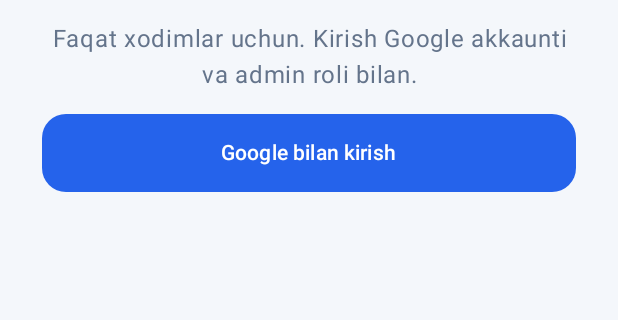
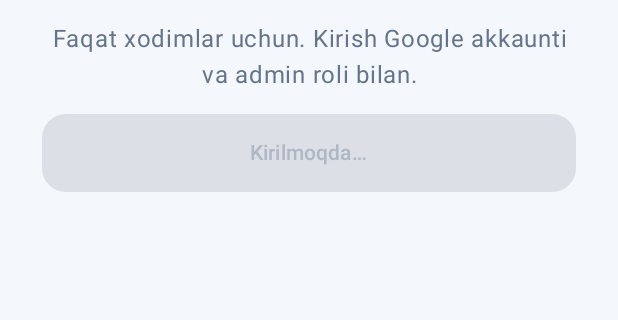
Before and after one commit to Bekdiyordev/Track14, an Android app built with Jetpack Compose: the composable LoginScreen shown on its own in the app's theme, after a tap on "Google bilan kirish", on a phone screen of 412 x 824 dp, the part 549-869 px from its top. Run offline under Robolectric (Android 15) with nearby library versions, the phone set to English and light mode, and no system bars; our stand-ins replace Firebase (no records; nobody signed in at launch, a user with empty details on screens opened directly); 1 statement that could not run was skipped.

Commit message:
Configure Firebase apps and fix Android QA issues

```diff
--- a/admin/src/main/java/uz/beko404/track14/admin/ui/AdminRoot.kt
+++ b/admin/src/main/java/uz/beko404/track14/admin/ui/AdminRoot.kt
@@ -24,6 +24,9 @@ import androidx.compose.material3.Scaffold
 import androidx.compose.material3.Text
 import androidx.compose.runtime.Composable
 import androidx.compose.runtime.getValue
+import androidx.compose.runtime.setValue
+import androidx.compose.runtime.remember
+import androidx.compose.runtime.mutableStateOf
 import androidx.compose.runtime.rememberCoroutineScope
 import androidx.compose.ui.Alignment
 import androidx.compose.ui.Modifier
@@ -47,6 +50,7 @@ import com.google.firebase.auth.FirebaseAuth
 import kotlinx.coroutines.launch
 import uz.beko404.track14.admin.R
 import uz.beko404.track14.admin.core.signInWithGoogle
+import uz.beko404.track14.admin.core.GoogleSignInResult
 import uz.beko404.track14.admin.feature.ARG_ID
 import uz.beko404.track14.admin.feature.AdminSession
 import uz.beko404.track14.admin.feature.AppDetailScreen
@@ -96,14 +100,32 @@ private fun LoginScreen(onSignedIn: () -> Unit) {
     val context = LocalContext.current
     val webClientId = stringResource(R.string.google_web_client_id)
     val scope = rememberCoroutineScope()
+    var signingIn by remember { mutableStateOf(false) }
+    var error by remember { mutableStateOf<String?>(null) }
     Centered {
         Text("Track14 Admin", style = MaterialTheme.typography.headlineMedium, fontWeight = FontWeight.ExtraBold)
         Text("Faqat xodimlar uchun. Kirish Google akkaunti va admin roli bilan.", color = MaterialTheme.colorScheme.onSurfaceVariant, textAlign = TextAlign.Center)
         Button(
-            onClick = { scope.launch { if (signInWithGoogle(context, webClientId, FirebaseAuth.getInstance())) onSignedIn() } },
+            onClick = {
+                scope.launch {
+                    signingIn = true
+                    error = null
+                    try {
+                        when (val result = signInWithGoogle(context, webClientId, FirebaseAuth.getInstance())) {
+                            GoogleSignInResult.SignedIn -> onSignedIn()
+                            GoogleSignInResult.Cancelled -> Unit
+                            is GoogleSignInResult.Failed -> error = result.message
+                        }
+                    } finally {
+                        signingIn = false
+                    }
+                }
+            },
+            enabled = !signingIn,
             modifier = Modifier.fillMaxWidth().height(52.dp),
             shape = RoundedCornerShape(16.dp),
-        ) { Text("Google bilan kirish") }
+        ) { Text(if (signingIn) "Kirilmoqda…" else "Google bilan kirish") }
+        error?.let { Text(it, color = MaterialTheme.colorScheme.error, textAlign = TextAlign.Center) }
     }
 }
 
--- a/admin/src/main/res/values/auth_config.xml
+++ b/admin/src/main/res/values/auth_config.xml
@@ -1,5 +1,5 @@
 <?xml version="1.0" encoding="utf-8"?>
 <!-- Same Web client ID as the user app (Firebase project track14-c2822). -->
 <resources>
-    <string name="google_web_client_id" translatable="false">REPLACE_WITH_WEB_CLIENT_ID</string>
+    <string name="google_web_client_id" translatable="false">282255323635-28v46oqs0l4fquggoiq2fi2df8vshabn.apps.googleusercontent.com</string>
 </resources>
--- a/app/src/main/java/uz/beko404/track14/feature/myapps/MyAppsScreen.kt
+++ b/app/src/main/java/uz/beko404/track14/feature/myapps/MyAppsScreen.kt
@@ -56,6 +56,9 @@ fun MyAppsRoute(
         MyAppsUiState.SignedOut -> Centered {
             Column(horizontalAlignment = Alignment.CenterHorizontally, verticalArrangement = Arrangement.spacedBy(12.dp)) {
                 Text(stringResource(R.string.myapps_signed_out), style = MaterialTheme.typography.bodyLarge)
+                auth.error?.let { error ->
+                    Text(stringResource(error.messageRes()), color = MaterialTheme.colorScheme.error)
+                }
                 Button(onClick = { authViewModel.signIn { tokenClient.getIdToken() } }, enabled = !auth.isSigningIn) {
                     Text(stringResource(R.string.sign_in_google))
                 }
--- a/app/src/main/java/uz/beko404/track14/feature/mytests/MyTestsScreen.kt
+++ b/app/src/main/java/uz/beko404/track14/feature/mytests/MyTestsScreen.kt
@@ -55,6 +55,7 @@ import uz.beko404.track14.core.device.ExternalLinks
 import uz.beko404.track14.core.notifications.Channels
 import uz.beko404.track14.domain.model.TestStatus
 import uz.beko404.track14.domain.model.TesterTest
+import uz.beko404.track14.domain.repository.DomainError
 import uz.beko404.track14.feature.auth.AuthViewModel
 import uz.beko404.track14.feature.auth.rememberGoogleIdTokenClient
 import uz.beko404.track14.feature.messageRes
@@ -109,6 +110,7 @@ fun MyTestsRoute(
         MyTestsScreen(
             state = state,
             isSigningIn = auth.isSigningIn,
+            signInError = auth.error,
             onSignIn = { authViewModel.signIn { tokenClient.getIdToken() } },
             onOpenApp = { test ->
                 viewModel.onOpenApp(test)
@@ -147,12 +149,16 @@ fun MyTestsScreen(
     onLeave: (TesterTest) -> Unit,
     onFeedback: (TesterTest) -> Unit,
     onOpenTest: (TesterTest) -> Unit = {},
+    signInError: DomainError? = null,
 ) {
     when (state) {
         MyTestsUiState.Loading -> SkeletonList(count = 3, withDays = true, modifier = Modifier.padding(20.dp))
         MyTestsUiState.SignedOut -> Centered {
             Column(horizontalAlignment = Alignment.CenterHorizontally, verticalArrangement = Arrangement.spacedBy(12.dp)) {
                 Text(stringResource(R.string.mytests_signed_out), style = MaterialTheme.typography.bodyLarge)
+                signInError?.let { error ->
+                    Text(stringResource(error.messageRes()), color = MaterialTheme.colorScheme.error)
+                }
                 Button(onClick = onSignIn, enabled = !isSigningIn) { Text(stringResource(R.string.sign_in_google)) }
             }
         }
--- a/app/src/main/java/uz/beko404/track14/feature/welcome/WelcomeScreens.kt
+++ b/app/src/main/java/uz/beko404/track14/feature/welcome/WelcomeScreens.kt
@@ -12,6 +12,7 @@ import androidx.compose.foundation.layout.Row
 import androidx.compose.foundation.layout.fillMaxSize
 import androidx.compose.foundation.layout.fillMaxWidth
 import androidx.compose.foundation.layout.height
+import androidx.compose.foundation.layout.navigationBarsPadding
 import androidx.compose.foundation.layout.padding
 import androidx.compose.foundation.layout.size
 import androidx.compose.foundation.layout.statusBarsPadding
@@ -63,7 +64,7 @@ fun LanguageScreen(
     onContinue: (AppLanguage) -> Unit,
 ) {
     var selected by remember { mutableStateOf(current) }
-    Column(modifier = Modifier.fillMaxSize().statusBarsPadding().padding(24.dp)) {
+    Column(modifier = Modifier.fillMaxSize().statusBarsPadding().navigationBarsPadding().padding(24.dp)) {
         Row(modifier = Modifier.fillMaxWidth(), horizontalArrangement = Arrangement.End) {
             // Theme toggle: sun in dark mode, moon in light mode (canvas decision), monochrome.
             IconButton(
@@ -150,7 +151,7 @@ fun OnboardingScreen(onDone: () -> Unit) {
     val scope = rememberCoroutineScope()
     val last = pager.currentPage == slides.lastIndex
 
-    Column(modifier = Modifier.fillMaxSize().statusBarsPadding().padding(24.dp)) {
+    Column(modifier = Modifier.fillMaxSize().statusBarsPadding().navigationBarsPadding().padding(24.dp)) {
         Row(modifier = Modifier.fillMaxWidth(), horizontalArrangement = Arrangement.End) {
             if (!last) TextButton(onClick = onDone) { Text(stringResource(R.string.onb_skip)) }
         }
--- /dev/null
+++ b/app/src/main/res/mipmap-anydpi-v26/ic_launcher.xml
@@ -0,0 +1,6 @@
+<?xml version="1.0" encoding="utf-8"?>
+<adaptive-icon xmlns:android="http://schemas.android.com/apk/res/android">
+    <background android:drawable="@color/ic_launcher_background" />
+    <foreground android:drawable="@drawable/ic_launcher_foreground" />
+    <monochrome android:drawable="@drawable/ic_launcher_foreground" />
+</adaptive-icon>
--- a/app/src/main/res/values/auth_config.xml
+++ b/app/src/main/res/values/auth_config.xml
@@ -5,5 +5,5 @@
   Do not name it default_web_client_id: the google-services plugin generates that one.
 -->
 <resources>
-    <string name="google_web_client_id" translatable="false">REPLACE_WITH_WEB_CLIENT_ID</string>
+    <string name="google_web_client_id" translatable="false">282255323635-28v46oqs0l4fquggoiq2fi2df8vshabn.apps.googleusercontent.com</string>
 </resources>
--- a/app/src/main/res/values/strings.xml
+++ b/app/src/main/res/values/strings.xml
@@ -1,5 +1,5 @@
 <resources>
-    <string name="app_name">Track14</string>
+    <string name="app_name" translatable="false">Track14</string>
     <string name="tab_apps">Ilovalar</string>
     <string name="tab_my_tests">Testlarim</string>
     <string name="tab_my_apps">Mening ilovalarim</string>
```
Also changed, not shown: admin/src/main/java/uz/beko404/track14/admin/core/GoogleSignIn.kt (+42 -7 lines), app/src/main/java/uz/beko404/track14/core/designsystem/Theme.kt (+18 -0 lines), app/src/main/java/uz/beko404/track14/data/auth/FirebaseAuthRepository.kt (+8 -1 lines), app/src/main/java/uz/beko404/track14/feature/auth/AuthViewModel.kt (+10 -7 lines), app/src/main/java/uz/beko404/track14/feature/testdetail/TestDetailScreens.kt (+4 -4 lines), app/src/main/res/mipmap-anydpi/ic_launcher.xml (+4 -5 lines), 6 other files.
